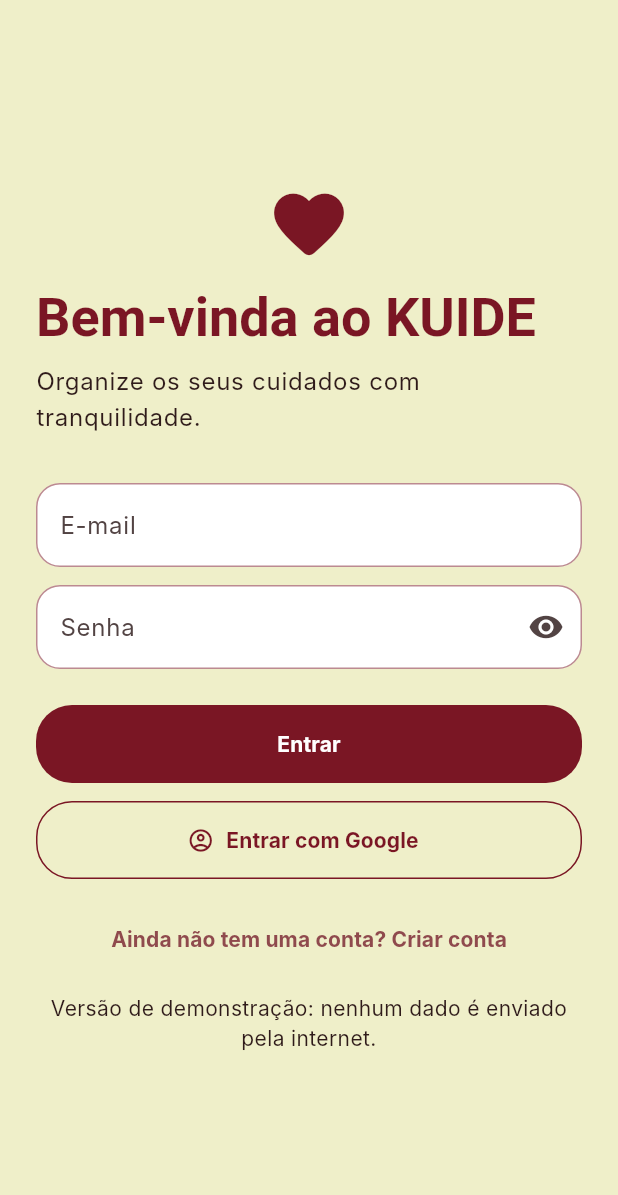
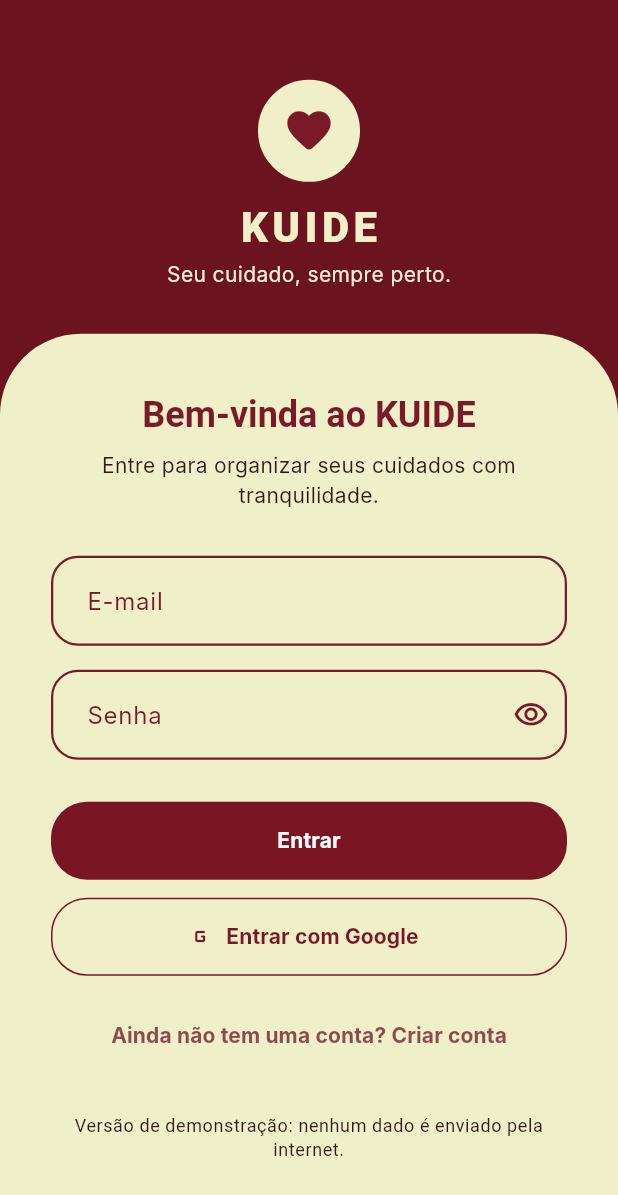
Before and after one commit to vinicius-pascoal/kuideapp, a Flutter app: the screen it shows after launch, on a phone screen of 412 x 824 dp. Shown: the top 1195 px of the screen. Run offline on Flutter 3.47's test engine with Material 3 defaults, Android fonts, the phone set to English and light mode, and no system bars; our stand-ins replace flutter_riverpod, go_router; Roboto replaces fonts that are missing (Inter, Nunito, Source Serif Pro).

Commit message:
feat: refatora tela de login com nova estrutura e lógica, adiciona decoração de campos e cabeçalho

```diff
--- a/lib/app/theme/app_colors.dart
+++ b/lib/app/theme/app_colors.dart
@@ -1,6 +1,8 @@
 import 'package:flutter/material.dart';
 
 abstract final class AppColors {
+  /// Tom mais escuro usado no cabeçalho da tela de autenticação.
+  static const loginWine = Color(0xFF6C1320);
   static const wine = Color(0xFF7A1624);
   static const wineText = Color(0xFF7A1A28);
   static const cream = Color(0xFFEFEFC9);
--- a/lib/features/auth/presentation/login_screen.dart
+++ b/lib/features/auth/presentation/login_screen.dart
@@ -6,7 +6,6 @@ import '../../../app/theme/app_colors.dart';
 import '../../../app/theme/app_spacing.dart';
 import '../../../core/providers/app_providers.dart';
 import '../../../shared/widgets/app_buttons.dart';
-import '../../../shared/widgets/app_fields.dart';
 import '../../../shared/widgets/mock_action_dialog.dart';
 import 'auth_validators.dart';
 
@@ -21,6 +20,7 @@ class _LoginScreenState extends ConsumerState<LoginScreen> {
   final _formKey = GlobalKey<FormState>();
   final _emailController = TextEditingController();
   final _passwordController = TextEditingController();
+  var _obscured = true;
   var _submitting = false;
 
   @override
@@ -53,62 +53,214 @@ class _LoginScreenState extends ConsumerState<LoginScreen> {
     if (mounted) context.go('/home');
   }
 
+  InputDecoration _fieldDecoration({
+    required String label,
+    Widget? suffixIcon,
+  }) => InputDecoration(
+        labelText: label,
+        labelStyle: const TextStyle(color: AppColors.wineText),
+        filled: true,
+        fillColor: AppColors.cream,
+        contentPadding: const EdgeInsets.symmetric(horizontal: 20, vertical: 18),
+        suffixIcon: suffixIcon,
+        enabledBorder: OutlineInputBorder(
+          borderRadius: BorderRadius.circular(18),
+          borderSide: const BorderSide(color: AppColors.wineText, width: 1.5),
+        ),
+        focusedBorder: OutlineInputBorder(
+          borderRadius: BorderRadius.circular(18),
+          borderSide: const BorderSide(color: AppColors.wine, width: 2.5),
+        ),
+        errorBorder: OutlineInputBorder(
+          borderRadius: BorderRadius.circular(18),
+          borderSide: const BorderSide(color: AppColors.error, width: 1.5),
+        ),
+        focusedErrorBorder: OutlineInputBorder(
+          borderRadius: BorderRadius.circular(18),
+          borderSide: const BorderSide(color: AppColors.error, width: 2.5),
+        ),
+      );
+
   @override
   Widget build(BuildContext context) => Scaffold(
+        backgroundColor: AppColors.loginWine,
+        resizeToAvoidBottomInset: true,
         body: SafeArea(
+          bottom: false,
+          child: LayoutBuilder(
+            builder: (context, constraints) {
+              final headerHeight = (constraints.maxHeight * 0.27).clamp(205.0, 260.0).toDouble();
+
+              return SingleChildScrollView(
+                keyboardDismissBehavior: ScrollViewKeyboardDismissBehavior.onDrag,
                 child: Center(
-            child: SingleChildScrollView(
-              keyboardDismissBehavior: ScrollViewKeyboardDismissBehavior.onDrag,
-              padding: const EdgeInsets.all(AppSpacing.lg),
                   child: ConstrainedBox(
-                constraints: const BoxConstraints(maxWidth: 440),
-                child: Form(
-                  key: _formKey,
+                    constraints: const BoxConstraints(maxWidth: 520),
                     child: Column(
-                    crossAxisAlignment: CrossAxisAlignment.stretch,
                       children: [
-                      const Icon(Icons.favorite_rounded, color: AppColors.wine, size: 56),
-                      const SizedBox(height: AppSpacing.sm),
-                      Text('Bem-vinda ao KUIDE', style: Theme.of(context).textTheme.displaySmall),
-                      const SizedBox(height: AppSpacing.xs),
-                      Text('Organize os seus cuidados com tranquilidade.', style: Theme.of(context).textTheme.bodyLarge),
-                      const SizedBox(height: AppSpacing.xl),
-                      AppTextField(
-                        label: 'E-mail',
-                        controller: _emailController,
-                        keyboardType: TextInputType.emailAddress,
-                        validator: AuthValidators.email,
+                        SizedBox(
+                          height: headerHeight,
+                          child: const _LoginHeader(),
                         ),
-                      const SizedBox(height: AppSpacing.sm),
-                      AppPasswordField(
+                        _LoginPanel(
+                          formKey: _formKey,
+                          emailController: _emailController,
+                          passwordController: _passwordController,
+                          obscured: _obscured,
+                          submitting: _submitting,
+                          emailDecoration: _fieldDecoration(label: 'E-mail'),
+                          passwordDecoration: _fieldDecoration(
                             label: 'Senha',
-                        controller: _passwordController,
-                        validator: AuthValidators.password,
+                            suffixIcon: IconButton(
+                              tooltip: _obscured ? 'Mostrar senha' : 'Ocultar senha',
+                              color: AppColors.wineText,
+                              onPressed: () => setState(() => _obscured = !_obscured),
+                              icon: Icon(_obscured ? Icons.visibility_outlined : Icons.visibility_off_outlined),
                             ),
-                      const SizedBox(height: AppSpacing.lg),
-                      PrimaryButton(label: 'Entrar', onPressed: _signIn, isLoading: _submitting),
-                      const SizedBox(height: AppSpacing.sm),
-                      SecondaryButton(
-                        label: 'Entrar com Google',
-                        icon: Icons.account_circle_outlined,
-                        onPressed: _submitting ? null : _continueWithGoogleMock,
                           ),
-                      const SizedBox(height: AppSpacing.md),
-                      TextButton(
-                        onPressed: () => context.go('/register'),
-                        child: const Text('Ainda não tem uma conta? Criar conta'),
-                      ),
-                      const SizedBox(height: AppSpacing.sm),
-                      const Text(
-                        'Versão de demonstração: nenhum dado é enviado pela internet.',
-                        textAlign: TextAlign.center,
+                          onSignIn: _signIn,
+                          onGoogle: _submitting ? null : _continueWithGoogleMock,
                         ),
                       ],
                     ),
                   ),
                 ),
-            ),
+              );
+            },
           ),
         ),
       );
 }
+
+class _LoginHeader extends StatelessWidget {
+  const _LoginHeader();
+
+  @override
+  Widget build(BuildContext context) => Padding(
+        padding: const EdgeInsets.only(top: 24),
+        child: Column(
+          mainAxisAlignment: MainAxisAlignment.center,
+          children: [
+            Container(
+              width: 68,
+              height: 68,
+              decoration: BoxDecoration(
+                color: AppColors.cream,
+                border: Border.all(color: AppColors.cream, width: 3),
+                shape: BoxShape.circle,
+              ),
+              child: const Icon(Icons.favorite_rounded, color: AppColors.wineText, size: 35),
+            ),
+            const SizedBox(height: 12),
+            Text(
+              'KUIDE',
+              style: Theme.of(context).textTheme.headlineMedium?.copyWith(
+                    color: AppColors.cream,
+                    fontWeight: FontWeight.w800,
+                    letterSpacing: 3,
+                  ),
+            ),
+            const SizedBox(height: 4),
+            Text(
+              'Seu cuidado, sempre perto.',
+              style: Theme.of(context).textTheme.bodyMedium?.copyWith(color: AppColors.lightText),
+            ),
+          ],
+        ),
+      );
+}
+
+class _LoginPanel extends StatelessWidget {
+  const _LoginPanel({
+    required this.formKey,
+    required this.emailController,
+    required this.passwordController,
+    required this.obscured,
+    required this.submitting,
+    required this.emailDecoration,
+    required this.passwordDecoration,
+    required this.onSignIn,
+    required this.onGoogle,
+  });
+
+  final GlobalKey<FormState> formKey;
+  final TextEditingController emailController;
+  final TextEditingController passwordController;
+  final bool obscured;
+  final bool submitting;
+  final InputDecoration emailDecoration;
+  final InputDecoration passwordDecoration;
+  final VoidCallback onSignIn;
+  final VoidCallback? onGoogle;
+
+  @override
+  Widget build(BuildContext context) => Container(
+        width: double.infinity,
+        constraints: const BoxConstraints(minHeight: 610),
+        padding: const EdgeInsets.fromLTRB(34, 38, 34, 32),
+        decoration: const BoxDecoration(
+          color: AppColors.cream,
+          borderRadius: BorderRadius.vertical(top: Radius.circular(54)),
+        ),
+        child: Form(
+          key: formKey,
+          child: Column(
+            crossAxisAlignment: CrossAxisAlignment.stretch,
+            children: [
+              Text(
+                'Bem-vinda ao KUIDE',
+                textAlign: TextAlign.center,
+                style: Theme.of(context).textTheme.headlineSmall?.copyWith(
+                      color: AppColors.wineText,
+                      fontWeight: FontWeight.w700,
+                    ),
+              ),
+              const SizedBox(height: 8),
+              Text(
+                'Entre para organizar seus cuidados com tranquilidade.',
+                textAlign: TextAlign.center,
+                style: Theme.of(context).textTheme.bodyMedium?.copyWith(color: AppColors.darkText),
+              ),
+              const SizedBox(height: 30),
+              TextFormField(
+                controller: emailController,
+                keyboardType: TextInputType.emailAddress,
+                textInputAction: TextInputAction.next,
+                autofillHints: const [AutofillHints.email],
+                validator: AuthValidators.email,
+                decoration: emailDecoration,
+              ),
+              const SizedBox(height: AppSpacing.md),
+              TextFormField(
+                controller: passwordController,
+                obscureText: obscured,
+                textInputAction: TextInputAction.done,
+                autofillHints: const [AutofillHints.password],
+                onFieldSubmitted: (_) => onSignIn(),
+                validator: AuthValidators.password,
+                decoration: passwordDecoration,
+              ),
+              const SizedBox(height: 28),
+              PrimaryButton(label: 'Entrar', onPressed: onSignIn, isLoading: submitting),
+              const SizedBox(height: 12),
+              SecondaryButton(
+                label: 'Entrar com Google',
+                icon: Icons.g_mobiledata_rounded,
+                onPressed: onGoogle,
+              ),
+              const SizedBox(height: 16),
+              TextButton(
+                onPressed: () => context.go('/register'),
+                child: const Text('Ainda não tem uma conta? Criar conta'),
+              ),
+              const SizedBox(height: 28),
+              Text(
+                'Versão de demonstração: nenhum dado é enviado pela internet.',
+                textAlign: TextAlign.center,
+                style: Theme.of(context).textTheme.bodySmall?.copyWith(color: AppColors.darkText),
+              ),
+            ],
+          ),
+        ),
+      );
+}
```
Lines whose indentation alone changed are shown as unchanged.
